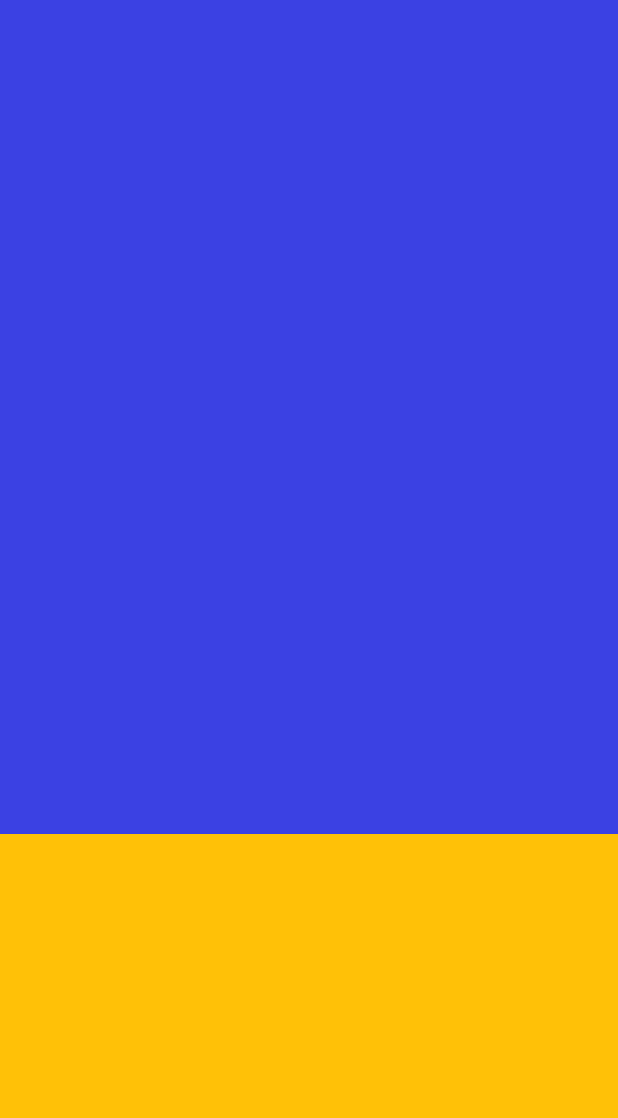
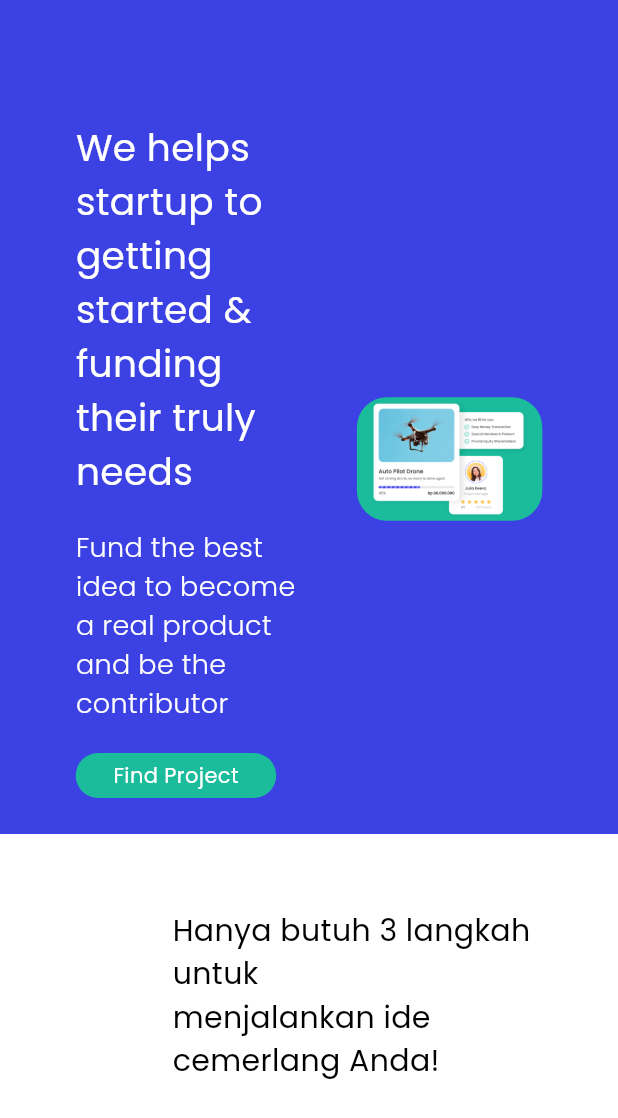
Before and after one commit to iqbalmf/fundstartup-web, a Flutter app: the screen it shows after launch, on a phone screen of 412 x 824 dp. Shown: the top 1118 px of the screen. Run offline on Flutter 3.47's test engine with Material 3 defaults, Android fonts, the phone set to English and light mode, and no system bars; our stand-ins replace get, google_fonts.

Commit message:
responsive layout, finish layout homeui, illustration

```diff
--- /dev/null
+++ b/lib/helper/constants.dart
@@ -0,0 +1,6 @@
+class IconAssets {
+  static const String _bastPath = "assets";
+
+  static const String ImageHomeUI = "$_bastPath/image_home_ui.png";
+  static const String IllustrationCampaign = "$_bastPath/image_step_illustration.png";
+}
--- a/lib/view/homepage/Components.dart
+++ b/lib/view/homepage/Components.dart
@@ -5,11 +5,27 @@ import 'package:fundstartup_app/theme/style.dart';
 Widget RoundedButton(String text) {
   return Container(
     padding: EdgeInsets.symmetric(horizontal: 25, vertical: 5),
-    child: Text(text, style: TextThemeApp.regularText.copyWith(color: ColorsApp.whiteColor),),
+    child: Text(
+      text,
+      style: TextThemeApp.regularText.copyWith(color: ColorsApp.whiteColor),
+    ),
     decoration: BoxDecoration(
         border: Border.all(
           color: ColorsApp.whiteColor,
         ),
+        borderRadius: BorderRadius.all(Radius.circular(20))),
+  );
+}
+
+Widget RoundedButtonColors(String text, final Color? color) {
+  return Container(
+    padding: EdgeInsets.symmetric(horizontal: 25, vertical: 5),
+    child: Text(
+      text,
+      style: TextThemeApp.regularText.copyWith(color: ColorsApp.whiteColor),
+    ),
+    decoration: BoxDecoration(
+        color: color ?? ColorsApp.greenColor,
         borderRadius: BorderRadius.all(Radius.circular(20))),
   );
 }
--- a/lib/view/homepage/HomePage.dart
+++ b/lib/view/homepage/HomePage.dart
@@ -1,6 +1,9 @@
 import 'package:flutter/cupertino.dart';
 import 'package:flutter/material.dart';
+import 'package:fundstartup_app/helper/constants.dart';
 import 'package:fundstartup_app/helper/reponseive_layout.dart';
+import 'package:fundstartup_app/theme/style.dart';
+import 'package:fundstartup_app/view/homepage/Components.dart';
 import 'package:fundstartup_app/widget/navbar.dart';
 
 import '../../theme/colors.dart';
@@ -18,39 +21,131 @@ class HomePage extends StatelessWidget {
     return Container(
         child: Scaffold(
       backgroundColor: ColorsApp.primaryColor,
-          appBar: ResponsiveLayout.isSmallScreen(context) ? AppBar(
+      appBar: ResponsiveLayout.isSmallScreen(context)
+          ? AppBar(
               backgroundColor: ColorsApp.primaryColor,
-          ) : PreferredSize(preferredSize: Size(_screenSize.width, 70), child: NavBar(size: _screenSize,)),
+            )
+          : PreferredSize(
+              preferredSize: Size(_screenSize.width, 70),
+              child: NavBar(
+                size: _screenSize,
+              )),
       body: SingleChildScrollView(
         child: Column(
-              children: [HomeUI(), ListCampaign(), Testimoni(), FooterUI() ],
+          children: [
+            HomeUI(_screenSize),
+            Illustration(_screenSize),
+            ListCampaign(),
+            Testimoni(),
+            FooterUI()
+          ],
         ),
       ),
     ));
   }
 
-  Widget HomeUI(){
+  Widget HomeUI(Size size) {
     return Container(
       height: 500,
       color: ColorsApp.primaryColor,
+      padding: EdgeInsets.symmetric(horizontal: 35),
+      child: Row(
+        mainAxisAlignment: MainAxisAlignment.spaceAround,
+        children: [
+          Container(
+            width: size.width * 0.38,
+            child: Column(
+              mainAxisAlignment: MainAxisAlignment.center,
+              crossAxisAlignment: CrossAxisAlignment.start,
+              children: [
+                Text(
+                  "We helps startup to getting started & funding their truly needs",
+                  style: TextThemeApp.regularText
+                      .copyWith(color: ColorsApp.whiteColor, fontSize: 25),
+                ),
+                SizedBox(
+                  height: 20,
+                ),
+                Text(
+                  "Fund the best idea to become a real product and be the contributor",
+                  style: TextThemeApp.regularText.copyWith(
+                      color: ColorsApp.whiteColor,
+                      fontSize: 18,
+                      fontWeight: light),
+                ),
+                SizedBox(
+                  height: 20,
+                ),
+                RoundedButtonColors("Find Project", null),
+              ],
+            ),
+          ),
+          Container(
+            height: size.width * 0.2,
+            width: size.width * 0.3,
+            decoration: BoxDecoration(
+              color: ColorsApp.greenColor,
+              borderRadius: BorderRadius.all(Radius.circular(20)),
+              image: DecorationImage(
+                image: AssetImage(IconAssets.ImageHomeUI),
+                fit: BoxFit.contain,
+              ),
+            ),
+          ),
+        ],
+      ),
     );
   }
-  Widget ListCampaign(){
+
+  Widget Illustration(Size size) {
+    return Container(
+      height: size.height * 0.67,
+      padding: EdgeInsets.symmetric(horizontal: 35),
+      color: ColorsApp.whiteColor,
+      child: Column(
+        mainAxisAlignment: MainAxisAlignment.start,
+        crossAxisAlignment: CrossAxisAlignment.start,
+        children: [
+          SizedBox(height: 50,),
+          Padding(
+            padding: const EdgeInsets.only(left: 80),
+            child: Text("Hanya butuh 3 langkah untuk\nmenjalankan ide cemerlang Anda!", style: TextThemeApp.regularText.copyWith(fontSize: 20),),
+          ),
+          SizedBox(
+            height: 10,
+          ),
+          Container(
+              height: size.height * 0.49,
+              width: size.width,
+              decoration: BoxDecoration(
+                image: DecorationImage(
+                  image: AssetImage(IconAssets.IllustrationCampaign),
+                  fit: BoxFit.contain,
+                ),
+              )),
+        ],
+      ),
+    );
+  }
+
+  Widget ListCampaign() {
     return Container(
       height: 500,
-      color: Colors.amber,
+      color: ColorsApp.whiteColor,
     );
   }
-  Widget Testimoni(){
+
+  Widget Testimoni() {
     return Container(
       height: 500,
-      color: Colors.orange,
+      color: ColorsApp.whiteColor,
     );
   }
-  Widget FooterUI(){
+
+  Widget FooterUI() {
     return Container(
       height: 500,
-      color: Colors.black,
+      color: ColorsApp.whiteColor,
     );
   }
 }
--- a/lib/widget/navbar.dart
+++ b/lib/widget/navbar.dart
@@ -1,4 +1,5 @@
 import 'package:flutter/material.dart';
+import 'package:fundstartup_app/helper/reponseive_layout.dart';
 import 'package:fundstartup_app/theme/style.dart';
 import 'package:fundstartup_app/view/homepage/Components.dart';
 
@@ -19,7 +20,7 @@ class NavBar extends StatelessWidget {
   @override
   Widget build(BuildContext context) {
     return Container(
-      margin: EdgeInsets.fromLTRB(50, 20, 50, 20),
+      margin: EdgeInsets.fromLTRB(50, 20, 50, 16),
       width: size.width,
       child: Row(
         mainAxisAlignment: MainAxisAlignment.spaceBetween,
@@ -44,6 +45,7 @@ class NavBar extends StatelessWidget {
               ),
               Container(
                 padding: EdgeInsets.only(left: 20),
+                width: ResponsiveLayout.isMediumScreen(context) ? size.width * 0.5 : size.width * 0.6,
                 child: Row(
                   crossAxisAlignment: CrossAxisAlignment.center,
                   children: [
--- a/pubspec.yaml
+++ b/pubspec.yaml
@@ -66,9 +66,8 @@ flutter:
   uses-material-design: true
 
   # To add assets to your application, add an assets section, like this:
-  # assets:
-  #   - images/a_dot_burr.jpeg
-  #   - images/a_dot_ham.jpeg
+  assets:
+    - assets/
 
   # An image asset can refer to one or more resolution-specific "variants", see
   # https://flutter.dev/assets-and-images/#resolution-aware
```
Also changed, not shown: assets/image_home_ui.png (added), assets/image_step_illustration.png (added), lib/helper/utils.dart (line endings or trailing spaces), pubspec.lock, 6 other files. Lines whose indentation alone changed are shown as unchanged.
